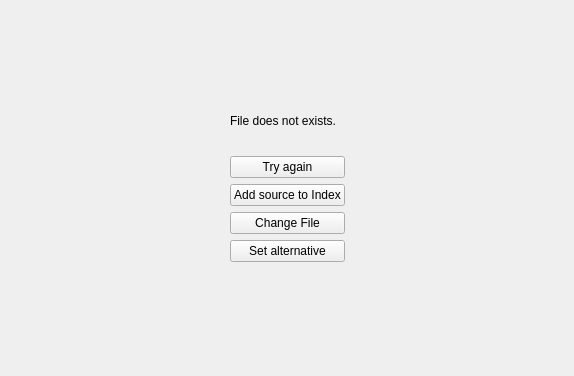
pasbi/CAN, file src/AttachmentView/indexedfileattachmentview.ui: the form before one commit.
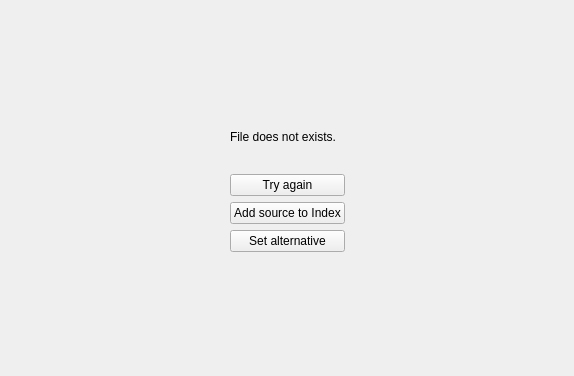
The form after the commit. Custom widgets are drawn as their Qt base class.

```diff
--- a/src/AttachmentView/indexedfileattachmentview.ui
+++ b/src/AttachmentView/indexedfileattachmentview.ui
@@ -26,6 +26,9 @@
    <property name="bottomMargin">
     <number>0</number>
    </property>
+   <item>
+    <widget class="AdvancedFileChooser" name="widget" native="true"/>
+   </item>
    <item>
     <widget class="QStackedWidget" name="stackedWidget">
      <widget class="QWidget" name="page_2">
@@ -44,7 +47,7 @@
         </spacer>
        </item>
        <item>
-        <layout class="QVBoxLayout" name="verticalLayout_2" stretch="10,0,2,0,0,0,0,10">
+        <layout class="QVBoxLayout" name="verticalLayout_2" stretch="10,0,2,0,0,0,10">
          <item>
           <spacer name="verticalSpacer_2">
            <property name="orientation">
@@ -92,13 +95,6 @@
            </property>
           </widget>
          </item>
-         <item>
-          <widget class="QPushButton" name="pushButton_3">
-           <property name="text">
-            <string>Change File</string>
-           </property>
-          </widget>
-         </item>
          <item>
           <widget class="QPushButton" name="pushButton_4">
            <property name="text">
@@ -140,6 +136,14 @@
    </item>
   </layout>
  </widget>
+ <customwidgets>
+  <customwidget>
+   <class>AdvancedFileChooser</class>
+   <extends>QWidget</extends>
+   <header>advancedfilechooser.h</header>
+   <container>1</container>
+  </customwidget>
+ </customwidgets>
  <resources/>
  <connections/>
 </ui>
```
